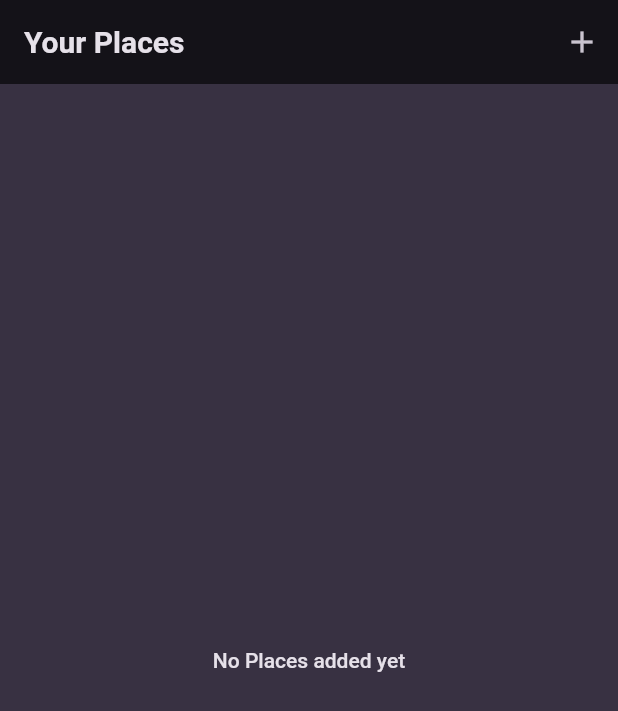
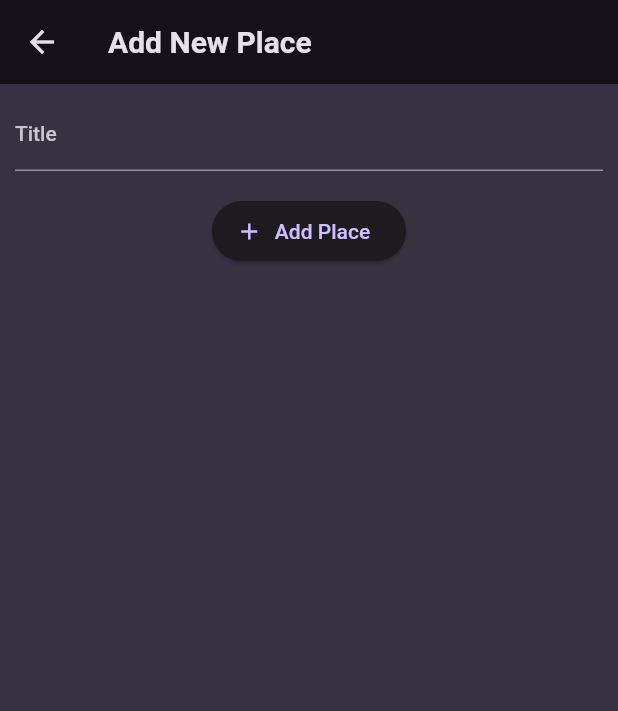
Before and after one commit to ikram-khani/favorite_places, a Flutter app: the screen it shows after launch, after a tap on the "add" icon, on a phone screen of 412 x 824 dp. Shown: the top 711 px of the screen. Run offline on Flutter 3.47's test engine with Material 2 defaults, Android fonts, the phone set to English and light mode, and no system bars; our stand-ins replace google_fonts.

Commit message:
adding an "add place" screen

```diff
--- a/lib/views/screens/add_place.dart
+++ b/lib/views/screens/add_place.dart
@@ -0,0 +1,51 @@
+import 'package:flutter/material.dart';
+
+class AddPlaceScreen extends StatefulWidget {
+  const AddPlaceScreen({super.key});
+
+  @override
+  State<AddPlaceScreen> createState() => _AddPlaceScreenState();
+}
+
+class _AddPlaceScreenState extends State<AddPlaceScreen> {
+  final _titleController = TextEditingController();
+
+  @override
+  void dispose() {
+    _titleController.dispose();
+    super.dispose();
+  }
+
+  @override
+  Widget build(BuildContext context) {
+    return Scaffold(
+      appBar: AppBar(
+        title: const Text('Add New Place'),
+      ),
+      body: SingleChildScrollView(
+        padding: const EdgeInsets.all(10),
+        child: Column(
+          children: [
+            TextField(
+              style: TextStyle(
+                color: Theme.of(context).colorScheme.onBackground,
+              ),
+              decoration: const InputDecoration(
+                labelText: 'Title',
+              ),
+              controller: _titleController,
+            ),
+            const SizedBox(
+              height: 16,
+            ),
+            ElevatedButton.icon(
+              onPressed: () {},
+              icon: const Icon(Icons.add),
+              label: const Text('Add Place'),
+            ),
+          ],
+        ),
+      ),
+    );
+  }
+}
--- a/lib/views/screens/places.dart
+++ b/lib/views/screens/places.dart
@@ -1,3 +1,4 @@
+import 'package:favorite_places/views/screens/add_place.dart';
 import 'package:favorite_places/views/widgets/places_list.dart';
 import 'package:flutter/material.dart';
 
@@ -11,7 +12,13 @@ class PlacesScreen extends StatelessWidget {
         title: const Text("Your Places"),
         actions: [
           IconButton(
-            onPressed: () {},
+            onPressed: () {
+              Navigator.of(context).push(
+                MaterialPageRoute(
+                  builder: (contex) => const AddPlaceScreen(),
+                ),
+              );
+            },
             icon: const Icon(Icons.add),
           ),
         ],
```
